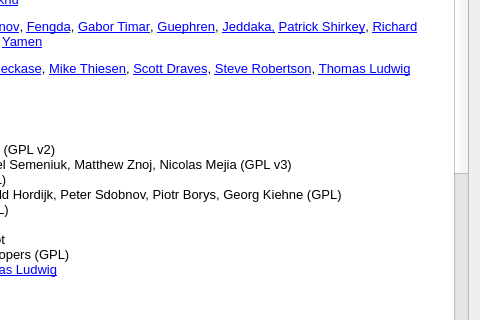
This is Source/Fractorium/AboutDialog.ui in typpos/fractorium as Qt 5 draws it before an edit; both pictures show x 212 to 692 and y 326 to 646 of the 692 by 729 pixel window. The edited form follows.
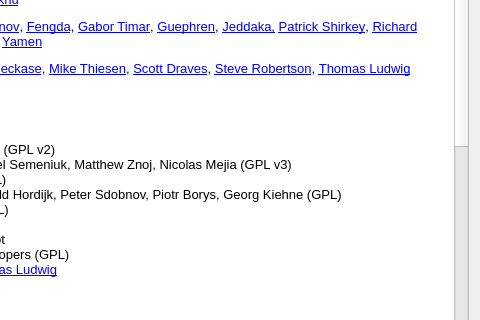
This is the edited form.

Commit message:
--User changes  -Allow dragging in folders which will be recursively traversed for flame files.  -Allow for adjusting scale via keyboard with the < and > keys.  -Show the count of opened flames on the header of the library tree.
--Bug fixes
 -Attempt to preserve xaos when pasting xforms.

--Code changes
 -Default flam3 compatibility mode to true.

What changed in the file:
```diff
--- a/Source/Fractorium/AboutDialog.ui
+++ b/Source/Fractorium/AboutDialog.ui
@@ -110,7 +110,7 @@
 &lt;p style=&quot;-qt-paragraph-type:empty; margin-top:12px; margin-bottom:12px; margin-left:0px; margin-right:0px; -qt-block-indent:0; text-indent:0px; font-size:10pt;&quot;&gt;&lt;br /&gt;&lt;/p&gt;
 &lt;p style=&quot; margin-top:12px; margin-bottom:12px; margin-left:0px; margin-right:0px; -qt-block-indent:0; text-indent:0px;&quot;&gt;&lt;span style=&quot; font-size:10pt; font-weight:600;&quot;&gt;Builders, Testers and Advisors:&lt;/span&gt;&lt;/p&gt;
 &lt;p style=&quot; margin-top:12px; margin-bottom:12px; margin-left:0px; margin-right:0px; -qt-block-indent:0; text-indent:0px;&quot;&gt;&lt;span style=&quot; font-size:10pt;&quot;&gt;Linux deployment: &lt;/span&gt;&lt;a href=&quot;https://launchpad.net/~fractorium&quot;&gt;&lt;span style=&quot; font-size:10pt; text-decoration: underline; color:#0000ff;&quot;&gt;Gambhiro Bhikkhu&lt;/span&gt;&lt;/a&gt;&lt;/p&gt;
-&lt;p style=&quot; margin-top:12px; margin-bottom:12px; margin-left:0px; margin-right:0px; -qt-block-indent:0; text-indent:0px;&quot;&gt;&lt;span style=&quot; font-size:10pt;&quot;&gt;Testing and Feedback: &lt;/span&gt;&lt;a href=&quot;http://snicker02.deviantart.com/&quot;&gt;&lt;span style=&quot; font-size:10pt; text-decoration: underline; color:#0000ff;&quot;&gt;Brad Stefanov&lt;/span&gt;&lt;/a&gt;&lt;span style=&quot; font-size:10pt;&quot;&gt;, &lt;/span&gt;&lt;a href=&quot;http://www.fxysw.com/&quot;&gt;&lt;span style=&quot; font-size:10pt; text-decoration: underline; color:#0000ff;&quot;&gt;Fengda&lt;/span&gt;&lt;/a&gt;&lt;span style=&quot; font-size:10pt;&quot;&gt;, &lt;/span&gt;&lt;a href=&quot;http://b33rheart.deviantart.com/&quot;&gt;&lt;span style=&quot; font-size:10pt; text-decoration: underline; color:#0000ff;&quot;&gt;Gabor Timar&lt;/span&gt;&lt;/a&gt;&lt;span style=&quot; font-size:10pt;&quot;&gt;, &lt;/span&gt;&lt;a href=&quot;https://www.deviantart.com/guephren&quot;&gt;&lt;span style=&quot; font-size:10pt; text-decoration: underline; color:#0000ff;&quot;&gt;Guephren&lt;/span&gt;&lt;/a&gt;&lt;span style=&quot; font-size:10pt;&quot;&gt;, &lt;/span&gt;&lt;a href=&quot;https://www.deviantart.com/jeddaka&quot;&gt;&lt;span style=&quot; font-size:10pt; text-decoration: underline; color:#0000ff;&quot;&gt;Jeddaka,&lt;/span&gt;&lt;/a&gt;&lt;span style=&quot; font-size:10pt;&quot;&gt; &lt;/span&gt;&lt;a href=&quot;http://boosthardware.com/&quot;&gt;&lt;span style=&quot; font-size:10pt; text-decoration: underline; color:#0000ff;&quot;&gt;Patrick Shirkey&lt;/span&gt;&lt;/a&gt;&lt;span style=&quot; font-size:10pt;&quot;&gt;, &lt;/span&gt;&lt;a href=&quot;http://nightmaretf.deviantart.com/&quot;&gt;&lt;span style=&quot; font-size:10pt; text-decoration: underline; color:#0000ff;&quot;&gt;Richard Vollebregt&lt;/span&gt;&lt;/a&gt;&lt;span style=&quot; font-size:10pt;&quot;&gt;, Simon Detheridge, Tai,&lt;/span&gt;&lt;span style=&quot; font-size:8pt;&quot;&gt; &lt;/span&gt;&lt;a href=&quot;http://gameryamen.deviantart.com/&quot;&gt;&lt;span style=&quot; font-size:10pt; text-decoration: underline; color:#0000ff;&quot;&gt;Yamen&lt;/span&gt;&lt;/a&gt;&lt;/p&gt;
+&lt;p style=&quot; margin-top:12px; margin-bottom:12px; margin-left:0px; margin-right:0px; -qt-block-indent:0; text-indent:0px;&quot;&gt;&lt;span style=&quot; font-size:10pt;&quot;&gt;Testing and Feedback: &lt;/span&gt;&lt;a href=&quot;http://snicker02.deviantart.com/&quot;&gt;&lt;span style=&quot; font-size:10pt; text-decoration: underline; color:#0000ff;&quot;&gt;Brad Stefanov&lt;/span&gt;&lt;/a&gt;&lt;span style=&quot; font-size:10pt;&quot;&gt;, &lt;/span&gt;&lt;a href=&quot;http://www.fxysw.com/&quot;&gt;&lt;span style=&quot; font-size:10pt; text-decoration: underline; color:#0000ff;&quot;&gt;Fengda&lt;/span&gt;&lt;/a&gt;&lt;span style=&quot; font-size:10pt;&quot;&gt;, &lt;/span&gt;&lt;a href=&quot;http://www.deviantart.com/b33rheart&quot;&gt;&lt;span style=&quot; font-size:10pt; text-decoration: underline; color:#0000ff;&quot;&gt;Gabor Timar&lt;/span&gt;&lt;/a&gt;&lt;span style=&quot; font-size:10pt;&quot;&gt;, &lt;/span&gt;&lt;a href=&quot;https://www.deviantart.com/guephren&quot;&gt;&lt;span style=&quot; font-size:10pt; text-decoration: underline; color:#0000ff;&quot;&gt;Guephren&lt;/span&gt;&lt;/a&gt;&lt;span style=&quot; font-size:10pt;&quot;&gt;, &lt;/span&gt;&lt;a href=&quot;https://www.deviantart.com/jeddaka&quot;&gt;&lt;span style=&quot; font-size:10pt; text-decoration: underline; color:#0000ff;&quot;&gt;Jeddaka,&lt;/span&gt;&lt;/a&gt;&lt;span style=&quot; font-size:10pt;&quot;&gt; &lt;/span&gt;&lt;a href=&quot;http://boosthardware.com/&quot;&gt;&lt;span style=&quot; font-size:10pt; text-decoration: underline; color:#0000ff;&quot;&gt;Patrick Shirkey&lt;/span&gt;&lt;/a&gt;&lt;span style=&quot; font-size:10pt;&quot;&gt;, &lt;/span&gt;&lt;a href=&quot;http://nightmaretf.deviantart.com/&quot;&gt;&lt;span style=&quot; font-size:10pt; text-decoration: underline; color:#0000ff;&quot;&gt;Richard Vollebregt&lt;/span&gt;&lt;/a&gt;&lt;span style=&quot; font-size:10pt;&quot;&gt;, Simon Detheridge, Tai,&lt;/span&gt;&lt;span style=&quot; font-size:8pt;&quot;&gt; &lt;/span&gt;&lt;a href=&quot;http://gameryamen.deviantart.com/&quot;&gt;&lt;span style=&quot; font-size:10pt; text-decoration: underline; color:#0000ff;&quot;&gt;Yamen&lt;/span&gt;&lt;/a&gt;&lt;/p&gt;
 &lt;p style=&quot; margin-top:12px; margin-bottom:12px; margin-left:0px; margin-right:0px; -qt-block-indent:0; text-indent:0px;&quot;&gt;&lt;span style=&quot; font-size:10pt;&quot;&gt;Code and theory questions: &lt;/span&gt;&lt;a href=&quot;https://github.com/scottdraves/flam3&quot;&gt;&lt;span style=&quot; font-size:10pt; text-decoration: underline; color:#0000ff;&quot;&gt;Erik Reckase&lt;/span&gt;&lt;/a&gt;&lt;span style=&quot; font-size:10pt;&quot;&gt;, &lt;/span&gt;&lt;a href=&quot;http://fractron9000.sourceforge.net/&quot;&gt;&lt;span style=&quot; font-size:10pt; text-decoration: underline; color:#0000ff;&quot;&gt;Mike Thiesen&lt;/span&gt;&lt;/a&gt;&lt;span style=&quot; font-size:10pt;&quot;&gt;, &lt;/span&gt;&lt;a href=&quot;https://github.com/scottdraves/flam3&quot;&gt;&lt;span style=&quot; font-size:10pt; text-decoration: underline; color:#0000ff;&quot;&gt;Scott Draves&lt;/span&gt;&lt;/a&gt;&lt;span style=&quot; font-size:10pt;&quot;&gt;, &lt;/span&gt;&lt;a href=&quot;https://github.com/stevenrobertson/cuburn&quot;&gt;&lt;span style=&quot; font-size:10pt; text-decoration: underline; color:#0000ff;&quot;&gt;Steve Robertson&lt;/span&gt;&lt;/a&gt;&lt;span style=&quot; font-size:10pt;&quot;&gt;, &lt;/span&gt;&lt;a href=&quot;http://www.chaoticafractals.com/&quot;&gt;&lt;span style=&quot; font-size:10pt; text-decoration: underline; color:#0000ff;&quot;&gt;Thomas Ludwig&lt;/span&gt;&lt;/a&gt;&lt;/p&gt;
 &lt;p style=&quot;-qt-paragraph-type:empty; margin-top:12px; margin-bottom:12px; margin-left:0px; margin-right:0px; -qt-block-indent:0; text-indent:0px; font-size:10pt; font-weight:600;&quot;&gt;&lt;br /&gt;&lt;/p&gt;
 &lt;p style=&quot; margin-top:12px; margin-bottom:12px; margin-left:0px; margin-right:0px; -qt-block-indent:0; text-indent:0px;&quot;&gt;&lt;span style=&quot; font-size:10pt; font-weight:600;&quot;&gt;Code Copied:&lt;/span&gt;&lt;/p&gt;
@@ -120,7 +120,10 @@
 &lt;p style=&quot; margin-top:12px; margin-bottom:12px; margin-left:0px; margin-right:0px; -qt-block-indent:0; text-indent:0px;&quot;&gt;&lt;a href=&quot;http://www.qt.io/developers/&quot;&gt;&lt;span style=&quot; font-size:10pt; text-decoration: underline; color:#0000ff;&quot;&gt;Qt&lt;/span&gt;&lt;/a&gt;&lt;span style=&quot; font-size:10pt;&quot;&gt;: Digia Plc (GPL v3, LGPL v2)&lt;br /&gt;&lt;/span&gt;&lt;a href=&quot;http://g-truc.net&quot;&gt;&lt;span style=&quot; font-size:10pt; text-decoration: underline; color:#0000ff;&quot;&gt;glm&lt;/span&gt;&lt;/a&gt;&lt;span style=&quot; font-size:10pt;&quot;&gt;: Christophe Riccio (MIT License)&lt;br /&gt;&lt;/span&gt;&lt;a href=&quot;http://threadingbuildingblocks.org&quot;&gt;&lt;span style=&quot; font-size:10pt; text-decoration: underline; color:#0000ff;&quot;&gt;Threading Building Blocks&lt;/span&gt;&lt;/a&gt;&lt;span style=&quot; font-size:10pt;&quot;&gt;: Intel Corporation (GPLv2)&lt;br /&gt;&lt;/span&gt;&lt;a href=&quot;http://libjpeg.sourceforge.net&quot;&gt;&lt;span style=&quot; font-size:10pt; text-decoration: underline; color:#0000ff;&quot;&gt;libjpeg&lt;/span&gt;&lt;/a&gt;&lt;span style=&quot; font-size:10pt;&quot;&gt;: Independent JPEG Group (Free Software License)&lt;br /&gt;&lt;/span&gt;&lt;a href=&quot;http://libpng.org&quot;&gt;&lt;span style=&quot; font-size:10pt; text-decoration: underline; color:#0000ff;&quot;&gt;libpng&lt;/span&gt;&lt;/a&gt;&lt;span style=&quot; font-size:10pt;&quot;&gt;: Glenn Randers-Pehrson et al (Libpng License)&lt;br /&gt;&lt;/span&gt;&lt;a href=&quot;http://xmlsoft.org&quot;&gt;&lt;span style=&quot; font-size:10pt; text-decoration: underline; color:#0000ff;&quot;&gt;libxml2&lt;/span&gt;&lt;/a&gt;&lt;span style=&quot; font-size:10pt;&quot;&gt;: Daniel Veillard (MIT License)&lt;br /&gt;&lt;/span&gt;&lt;a href=&quot;http://zlib.net&quot;&gt;&lt;span style=&quot; font-size:10pt; text-decoration: underline; color:#0000ff;&quot;&gt;zlib&lt;/span&gt;&lt;/a&gt;&lt;span style=&quot; font-size:10pt;&quot;&gt;: Jean-loup Gailly, Mark Adler (Zlib License)&lt;br /&gt;&lt;/span&gt;&lt;a href=&quot;http://burtleburtle.net/bob/cplus/isaac.hpp&quot;&gt;&lt;span style=&quot; font-size:10pt; text-decoration: underline; color:#0000ff;&quot;&gt;QTIsaac&lt;/span&gt;&lt;/a&gt;&lt;span style=&quot; font-size:10pt;&quot;&gt;: Robert J. Jenkins, Quinn Tyler Jackson (Public Domain)&lt;br /&gt;&lt;/span&gt;&lt;a href=&quot;http://cas.ee.ic.ac.uk/people/dt10/research/rngs-gpu-mwc64x.html&quot;&gt;&lt;span style=&quot; font-size:10pt; text-decoration: underline; color:#0000ff;&quot;&gt;MWC64X Random Number Generator&lt;/span&gt;&lt;/a&gt;&lt;span style=&quot; font-size:10pt;&quot;&gt;: David Thomas (Public Domain)&lt;br /&gt;&lt;/span&gt;&lt;a href=&quot;https://github.com/brofield/simpleopt&quot;&gt;&lt;span style=&quot; font-size:10pt; text-decoration: underline; color:#0000ff;&quot;&gt;SimpleOpt&lt;/span&gt;&lt;/a&gt;&lt;span style=&quot; font-size:10pt;&quot;&gt;: Brodie Thiesfield (MIT License)&lt;/span&gt;&lt;/p&gt;
 &lt;p style=&quot;-qt-paragraph-type:empty; margin-top:12px; margin-bottom:12px; margin-left:0px; margin-right:0px; -qt-block-indent:0; text-indent:0px; font-size:8pt;&quot;&gt;&lt;br /&gt;&lt;/p&gt;
 &lt;p style=&quot; margin-top:12px; margin-bottom:12px; margin-left:0px; margin-right:0px; -qt-block-indent:0; text-indent:0px;&quot;&gt;&lt;span style=&quot; font-size:10pt; font-weight:600;&quot;&gt;Icons and Palettes Used:&lt;/span&gt;&lt;/p&gt;
-&lt;p style=&quot; margin-top:12px; margin-bottom:12px; margin-left:0px; margin-right:0px; -qt-block-indent:0; text-indent:0px;&quot;&gt;&lt;span style=&quot; font-size:10pt;&quot;&gt;Palettes: &lt;/span&gt;&lt;a href=&quot;https://www.deviantart.com/boxtail&quot;&gt;&lt;span style=&quot; font-size:10pt; text-decoration: underline; color:#0000ff;&quot;&gt;Boxtail&lt;/span&gt;&lt;/a&gt;&lt;span style=&quot; font-size:10pt;&quot;&gt;, &lt;/span&gt;&lt;a href=&quot;https://www.deviantart.com/fardareismai&quot;&gt;&lt;span style=&quot; font-size:10pt; text-decoration: underline; color:#0000ff;&quot;&gt;FarDareisMai&lt;/span&gt;&lt;/a&gt;&lt;span style=&quot; font-size:10pt;&quot;&gt;, &lt;/span&gt;&lt;a href=&quot;https://www.deviantart.com/fractaldesire&quot;&gt;&lt;span style=&quot; font-size:10pt; text-decoration: underline; color:#0000ff;&quot;&gt;FractalDesire&lt;/span&gt;&lt;/a&gt;&lt;span style=&quot; font-size:10pt;&quot;&gt;, Rce, &lt;/span&gt;&lt;a href=&quot;https://www.deviantart.com/rubydeva&quot;&gt;&lt;span style=&quot; font-size:10pt; text-decoration: underline; color:#0000ff;&quot;&gt;Rubydeva&lt;/span&gt;&lt;/a&gt;&lt;span style=&quot; font-size:10pt;&quot;&gt;, &lt;/span&gt;&lt;a href=&quot;https://www.deviantart.com/tatasz&quot;&gt;&lt;span style=&quot; font-size:10pt; text-decoration: underline; color:#0000ff;&quot;&gt;Tatasz&lt;/span&gt;&lt;/a&gt;&lt;span style=&quot; font-size:10pt;&quot;&gt; (Public Domain)&lt;br /&gt;&lt;/span&gt;&lt;a href=&quot;http://famfamfam.com&quot;&gt;&lt;span style=&quot; font-size:10pt; text-decoration: underline; color:#0000ff;&quot;&gt;Silk&lt;/span&gt;&lt;/a&gt;&lt;span style=&quot; font-size:10pt;&quot;&gt;: Mark James (Creative Commons Attribution 2.5 License)&lt;br /&gt;&lt;/span&gt;&lt;a href=&quot;http://momentumdesignlab.com&quot;&gt;&lt;span style=&quot; font-size:10pt; text-decoration: underline; color:#0000ff;&quot;&gt;Momentum&lt;/span&gt;&lt;/a&gt;&lt;span style=&quot; font-size:10pt;&quot;&gt;: Momentum Design Lab (Creative Commons Attribution-ShareAlike 3.5 License)&lt;br /&gt;&lt;/span&gt;&lt;a href=&quot;http://everaldo.com&quot;&gt;&lt;span style=&quot; font-size:10pt; text-decoration: underline; color:#0000ff;&quot;&gt;Crystal Clear&lt;/span&gt;&lt;/a&gt;&lt;span style=&quot; font-size:10pt;&quot;&gt;: Everaldo Coelho (LGPL)&lt;br /&gt;&lt;/span&gt;&lt;a href=&quot;http://openiconlibrary.sourceforge.net&quot;&gt;&lt;span style=&quot; font-size:10pt; text-decoration: underline; color:#0000ff;&quot;&gt;Open Icon Library&lt;/span&gt;&lt;/a&gt;&lt;span style=&quot; font-size:10pt;&quot;&gt;: Jeff Israel (GPL, LGPL, Creative Commons, Public Domain)&lt;br /&gt;&lt;/span&gt;&lt;a href=&quot;http://icons.mysitemyway.com/category/3d-transparent-glass-icons/&quot;&gt;&lt;span style=&quot; font-size:10pt; text-decoration: underline; color:#0000ff;&quot;&gt;3D Transparent Glass&lt;/span&gt;&lt;/a&gt;&lt;span style=&quot; font-size:10pt;&quot;&gt;: iconsETC (Public Domain)&lt;br /&gt;&lt;/span&gt;&lt;a href=&quot;http://p.yusukekamiyamane.com&quot;&gt;&lt;span style=&quot; font-size:10pt; text-decoration: underline; color:#0000ff;&quot;&gt;Fugue&lt;/span&gt;&lt;/a&gt;&lt;span style=&quot; font-size:10pt;&quot;&gt;: Yusuke Kamiyamane (Creative Commons Attribution 3.0 License)&lt;/span&gt;&lt;/p&gt;&lt;/body&gt;&lt;/html&gt;</string>
+&lt;p style=&quot; margin-top:12px; margin-bottom:12px; margin-left:0px; margin-right:0px; -qt-block-indent:0; text-indent:0px;&quot;&gt;&lt;span style=&quot; font-size:10pt;&quot;&gt;Palettes: &lt;/span&gt;&lt;a href=&quot;https://www.deviantart.com/boxtail&quot;&gt;&lt;span style=&quot; font-size:10pt; text-decoration: underline; color:#0000ff;&quot;&gt;Boxtail&lt;/span&gt;&lt;/a&gt;&lt;span style=&quot; font-size:10pt;&quot;&gt;, &lt;/span&gt;&lt;a href=&quot;https://www.deviantart.com/fardareismai&quot;&gt;&lt;span style=&quot; font-size:10pt; text-decoration: underline; color:#0000ff;&quot;&gt;FarDareisMai&lt;/span&gt;&lt;/a&gt;&lt;span style=&quot; font-size:10pt;&quot;&gt;, &lt;/span&gt;&lt;a href=&quot;https://www.deviantart.com/fractaldesire&quot;&gt;&lt;span style=&quot; font-size:10pt; text-decoration: underline; color:#0000ff;&quot;&gt;FractalDesire&lt;/span&gt;&lt;/a&gt;&lt;span style=&quot; font-size:10pt;&quot;&gt;, Rce, &lt;/span&gt;&lt;a href=&quot;https://www.deviantart.com/rubydeva&quot;&gt;&lt;span style=&quot; font-size:10pt; text-decoration: underline; color:#0000ff;&quot;&gt;Rubydeva&lt;/span&gt;&lt;/a&gt;&lt;span style=&quot; font-size:10pt;&quot;&gt;, &lt;/span&gt;&lt;a href=&quot;https://www.deviantart.com/tatasz&quot;&gt;&lt;span style=&quot; font-size:10pt; text-decoration: underline; color:#0000ff;&quot;&gt;Tatasz&lt;/span&gt;&lt;/a&gt;&lt;span style=&quot; font-size:10pt;&quot;&gt; (Public Domain)&lt;br /&gt;&lt;/span&gt;&lt;a href=&quot;http://famfamfam.com&quot;&gt;&lt;span style=&quot; font-size:10pt; text-decoration: underline; color:#0000ff;&quot;&gt;Silk&lt;/span&gt;&lt;/a&gt;&lt;span style=&quot; font-size:10pt;&quot;&gt;: Mark James (Creative Commons Attribution 2.5 License)&lt;br /&gt;&lt;/span&gt;&lt;a href=&quot;http://momentumdesignlab.com&quot;&gt;&lt;span style=&quot; font-size:10pt; text-decoration: underline; color:#0000ff;&quot;&gt;Momentum&lt;/span&gt;&lt;/a&gt;&lt;span style=&quot; font-size:10pt;&quot;&gt;: Momentum Design Lab (Creative Commons Attribution-ShareAlike 3.5 License)&lt;br /&gt;&lt;/span&gt;&lt;a href=&quot;http://everaldo.com&quot;&gt;&lt;span style=&quot; font-size:10pt; text-decoration: underline; color:#0000ff;&quot;&gt;Crystal Clear&lt;/span&gt;&lt;/a&gt;&lt;span style=&quot; font-size:10pt;&quot;&gt;: Everaldo Coelho (LGPL)&lt;br /&gt;&lt;/span&gt;&lt;a href=&quot;http://openiconlibrary.sourceforge.net&quot;&gt;&lt;span style=&quot; font-size:10pt; text-decoration: underline; color:#0000ff;&quot;&gt;Open Icon Library&lt;/span&gt;&lt;/a&gt;&lt;span style=&quot; font-size:10pt;&quot;&gt;: Jeff Israel (GPL, LGPL, Creative Commons, Public Domain)&lt;br /&gt;&lt;/span&gt;&lt;a href=&quot;http://icons.mysitemyway.com/category/3d-transparent-glass-icons/&quot;&gt;&lt;span style=&quot; font-size:10pt; text-decoration: underline; color:#0000ff;&quot;&gt;3D Transparent Glass&lt;/span&gt;&lt;/a&gt;&lt;span style=&quot; font-size:10pt;&quot;&gt;: iconsETC (Public Domain)&lt;br /&gt;&lt;/span&gt;&lt;a href=&quot;http://p.yusukekamiyamane.com&quot;&gt;&lt;span style=&quot; font-size:10pt; text-decoration: underline; color:#0000ff;&quot;&gt;Fugue&lt;/span&gt;&lt;/a&gt;&lt;span style=&quot; font-size:10pt;&quot;&gt;: Yusuke Kamiyamane (Creative Commons Attribution 3.0 License)&lt;/span&gt;&lt;/p&gt;
+&lt;p style=&quot;-qt-paragraph-type:empty; margin-top:12px; margin-bottom:12px; margin-left:0px; margin-right:0px; -qt-block-indent:0; text-indent:0px; font-size:10pt;&quot;&gt;&lt;br /&gt;&lt;/p&gt;
+&lt;p style=&quot; margin-top:12px; margin-bottom:12px; margin-left:0px; margin-right:0px; -qt-block-indent:0; text-indent:0px;&quot;&gt;&lt;span style=&quot; font-size:10pt; font-weight:600;&quot;&gt;Benchmark and Example Flames:&lt;/span&gt;&lt;/p&gt;
+&lt;p style=&quot; margin-top:12px; margin-bottom:12px; margin-left:0px; margin-right:0px; -qt-block-indent:0; text-indent:0px;&quot;&gt;&lt;a href=&quot;https://www.deviantart.com/b33rheart&quot;&gt;&lt;span style=&quot; font-size:10pt; text-decoration: underline; color:#0000ff;&quot;&gt;Gabor Timar&lt;/span&gt;&lt;/a&gt;&lt;span style=&quot; font-size:10pt;&quot;&gt;, &lt;/span&gt;&lt;a href=&quot;https://www.deviantart.com/golubaja&quot;&gt;&lt;span style=&quot; font-size:10pt; text-decoration: underline; color:#0000ff;&quot;&gt;Golubaja&lt;/span&gt;&lt;/a&gt;&lt;span style=&quot; font-size:10pt;&quot;&gt;, &lt;/span&gt;&lt;a href=&quot;https://www.deviantart.com/pillemaster&quot;&gt;&lt;span style=&quot; font-size:10pt; text-decoration: underline; color:#0000ff;&quot;&gt;Pillemaster&lt;/span&gt;&lt;/a&gt;&lt;span style=&quot; font-size:10pt;&quot;&gt;, &lt;/span&gt;&lt;a href=&quot;https://www.deviantart.com/plangkye&quot;&gt;&lt;span style=&quot; font-size:10pt; text-decoration: underline; color:#0000ff;&quot;&gt;Plangkye&lt;/span&gt;&lt;/a&gt;&lt;span style=&quot; font-size:10pt;&quot;&gt;, &lt;/span&gt;&lt;a href=&quot;https://www.deviantart.com/tatasz&quot;&gt;&lt;span style=&quot; font-size:10pt; text-decoration: underline; color:#0000ff;&quot;&gt;Tatasz&lt;/span&gt;&lt;/a&gt;&lt;span style=&quot; font-size:10pt;&quot;&gt;, &lt;/span&gt;&lt;a href=&quot;https://www.deviantart.com/tyrantwave&quot;&gt;&lt;span style=&quot; font-size:10pt; text-decoration: underline; color:#0000ff;&quot;&gt;TyrantWave&lt;/span&gt;&lt;/a&gt;&lt;span style=&quot; font-size:10pt;&quot;&gt;, &lt;/span&gt;&lt;a href=&quot;https://www.deviantart.com/zy0rg&quot;&gt;&lt;span style=&quot; font-size:10pt; text-decoration: underline; color:#0000ff;&quot;&gt;Zy0rg&lt;/span&gt;&lt;/a&gt;&lt;/p&gt;&lt;/body&gt;&lt;/html&gt;</string>
       </property>
       <property name="textInteractionFlags">
        <set>Qt::LinksAccessibleByKeyboard|Qt::LinksAccessibleByMouse|Qt::TextBrowserInteraction|Qt::TextSelectableByKeyboard|Qt::TextSelectableByMouse</set>
```
The commit also changes 146 other files.
